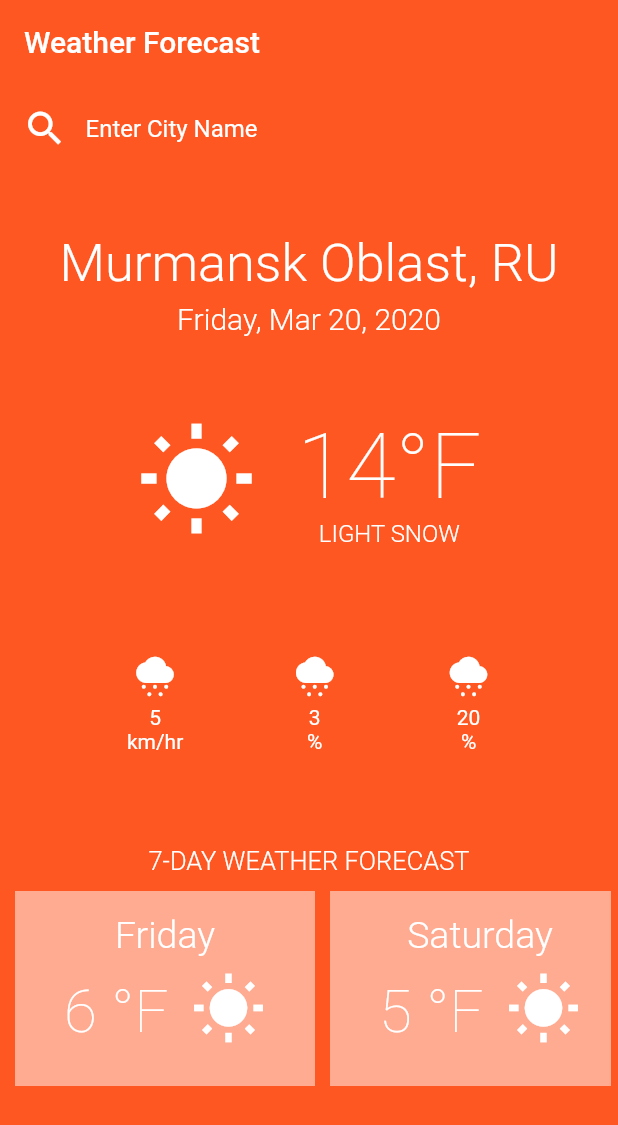
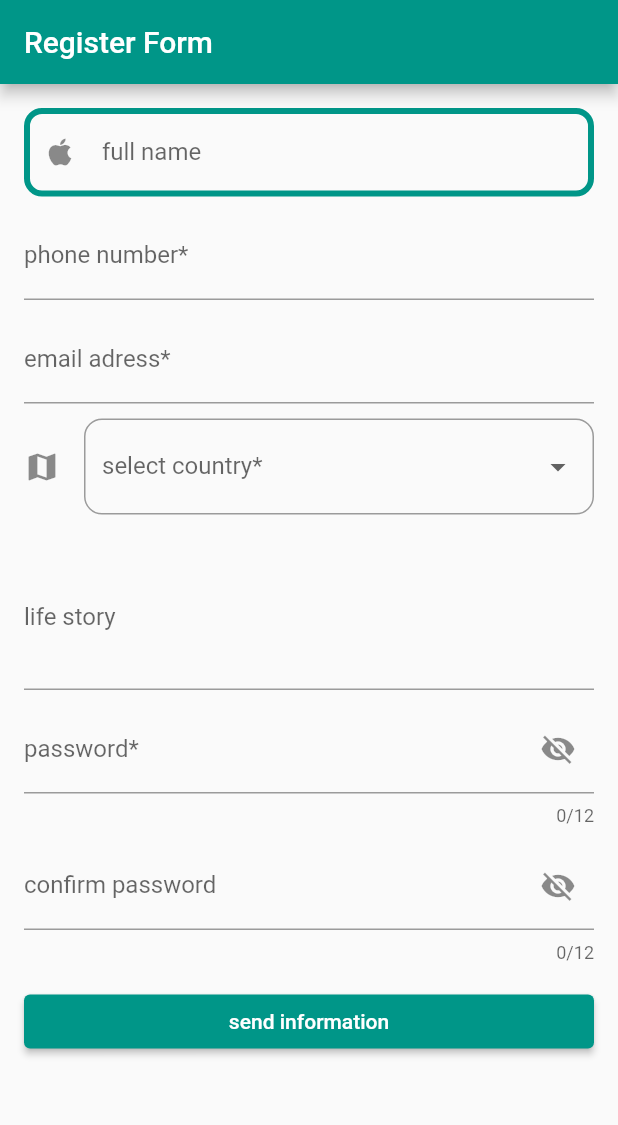
Before and after one commit to Zhorenty/old_articles, a Flutter app: the screen it shows after launch, on a phone screen of 412 x 824 dp. Shown: the top 1125 px of the screen. Run offline on Flutter 3.47's test engine with Material 2 defaults, Android fonts, the light colour scheme and no system bars.

Commit message:
register form w/ validators

```diff
--- a/lib/main.dart
+++ b/lib/main.dart
@@ -1,243 +1,25 @@
 import 'package:flutter/material.dart';
-import 'weather_days.dart';
+import 'pages/register_form_page.dart';
 
 void main() {
-  runApp(MainScreen());
+  runApp(const NavigatorApp());
 }
 
-class MainScreen extends StatefulWidget {
-  const MainScreen({super.key});
+class NavigatorApp extends StatefulWidget {
+  const NavigatorApp({super.key});
 
   @override
-  State<MainScreen> createState() => _MainScreenState();
+  State<NavigatorApp> createState() => _NavigatorState();
 }
 
-class _MainScreenState extends State<MainScreen> {
+class _NavigatorState extends State<NavigatorApp> {
   @override
   Widget build(BuildContext context) {
     return MaterialApp(
-        home: Scaffold(
-      backgroundColor: Colors.deepOrange,
-      appBar: AppBar(
-        elevation: 0,
-        backgroundColor: Colors.deepOrange,
-        title: Text('Weather Forecast'),
-      ),
-      body: Column(children: [
-        CitySearch(),
-        SizedBox(height: 40),
-        Place(),
-        SizedBox(height: 40),
-        MainDegrees(),
-        SizedBox(
-          height: 50,
-        ),
-        textDayWidget(),
-        SizedBox(height: 150, child: WeatherList()),
-      ]),
-    ));
+      initialRoute: '/',
+      routes: {
+        '/': (context) => const RegisterFormPage(),
+      },
+    );
   }
 }
-
-Widget CitySearch() {
-  return Row(
-    children: const [
-      SizedBox(
-        width: 15,
-      ),
-      Icon(
-        Icons.search,
-        size: 30,
-        color: Colors.white,
-      ),
-      Expanded(
-          child: TextField(
-        decoration: InputDecoration(
-          hintText: 'Enter City Name',
-          hintStyle: TextStyle(color: Colors.white),
-          enabledBorder: OutlineInputBorder(
-            borderSide: BorderSide(color: Colors.deepOrange, width: 5.0),
-          ),
-          focusedBorder: OutlineInputBorder(
-            borderSide: BorderSide(color: Colors.deepOrange, width: 3.0),
-          ),
-        ),
-        cursorColor: Colors.white,
-      ))
-    ],
-  );
-}
-
-Widget Place() {
-  return Column(
-    mainAxisAlignment: MainAxisAlignment.center,
-    children: const [
-      Text(
-        'Murmansk Oblast, RU',
-        style: TextStyle(
-            color: Colors.white, fontSize: 35, fontWeight: FontWeight.w300),
-      ),
-      SizedBox(height: 5),
-      Text(
-        'Friday, Mar 20, 2020',
-        style: TextStyle(
-            color: Colors.white, fontSize: 20, fontWeight: FontWeight.w300),
-      )
-    ],
-  );
-}
-
-Widget WeatherList() {
-  return Container(
-      height: 120,
-      padding: EdgeInsets.all(0),
-      margin: EdgeInsets.all(5),
-      child: ListView.builder(
-          scrollDirection: Axis.horizontal,
-          itemCount: days.length,
-          itemBuilder: ((context, index) {
-            WeatherProperties weatherDay = days[index];
-            return Container(
-              margin: EdgeInsets.all(5),
-              padding: EdgeInsets.all(15),
-              height: 250,
-              width: 200,
-              color: Colors.deepOrange.shade200,
-              child: Column(
-                children: [
-                  Text(
-                    weatherDay.day,
-                    style: TextStyle(
-                        color: Colors.white,
-                        fontSize: 25,
-                        fontWeight: FontWeight.w300),
-                  ),
-                  SizedBox(
-                    height: 10,
-                  ),
-                  Row(
-                    mainAxisAlignment: MainAxisAlignment.center,
-                    crossAxisAlignment: CrossAxisAlignment.end,
-                    children: [
-                      Text(
-                        "${weatherDay.degree} °F",
-                        style: TextStyle(
-                            color: Colors.white,
-                            fontSize: 40,
-                            fontWeight: FontWeight.w200),
-                      ),
-                      SizedBox(
-                        width: 15,
-                      ),
-                      Icon(
-                        Icons.wb_sunny,
-                        color: Colors.white,
-                        size: 50,
-                      )
-                    ],
-                  )
-                ],
-              ),
-            );
-          })));
-}
-
-Widget MainDegrees() {
-  return Container(
-    margin: EdgeInsets.all(12),
-    child: Column(
-      children: [
-        Row(
-          mainAxisAlignment: MainAxisAlignment.center,
-          children: [
-            Icon(
-              Icons.wb_sunny,
-              size: 80,
-              color: Colors.white,
-            ),
-            SizedBox(
-              width: 27,
-            ),
-            Column(
-              children: [
-                Text(
-                  '14°F',
-                  style: TextStyle(
-                      fontSize: 60,
-                      fontWeight: FontWeight.w200,
-                      color: Colors.white),
-                ),
-                Text(
-                  'LIGHT SNOW',
-                  style: TextStyle(
-                      color: Colors.white,
-                      fontSize: 16,
-                      fontWeight: FontWeight.w300),
-                )
-              ],
-            )
-          ],
-        ),
-        SizedBox(height: 70),
-        Row(
-          mainAxisAlignment: MainAxisAlignment.spaceEvenly,
-          children: [
-            Column(
-              children: [
-                Icon(Icons.cloudy_snowing, color: Colors.white, size: 30),
-                SizedBox(height: 5),
-                Text(
-                  '5',
-                  style: TextStyle(color: Colors.white),
-                ),
-                Text(
-                  'km/hr',
-                  style: TextStyle(color: Colors.white),
-                )
-              ],
-            ),
-            Column(
-              children: [
-                Icon(Icons.cloudy_snowing, color: Colors.white, size: 30),
-                SizedBox(height: 5),
-                Text(
-                  '3',
-                  style: TextStyle(color: Colors.white),
-                ),
-                Text(
-                  '%',
-                  style: TextStyle(color: Colors.white),
-                )
-              ],
-            ),
-            Column(
-              children: [
-                Icon(Icons.cloudy_snowing, color: Colors.white, size: 30),
-                SizedBox(height: 5),
-                Text(
-                  '20',
-                  style: TextStyle(color: Colors.white),
-                ),
-                Text(
-                  '%',
-                  style: TextStyle(color: Colors.white),
-                )
-              ],
-            ),
-          ],
-        )
-      ],
-    ),
-  );
-}
-
-Widget textDayWidget() {
-  return Container(
-    child: Center(
-        child: Text(
-      '7-DAY WEATHER FORECAST',
-      style: TextStyle(
-          color: Colors.white, fontSize: 17, fontWeight: FontWeight.w300),
-    )),
-  );
-}
--- /dev/null
+++ b/lib/pages/register_form_page.dart
@@ -0,0 +1,268 @@
+// ignore_for_file: avoid_print
+import 'package:flutter/material.dart';
+import 'package:flutter/services.dart';
+
+class RegisterFormPage extends StatefulWidget {
+  const RegisterFormPage({super.key});
+
+  @override
+  State<RegisterFormPage> createState() => _RegisterFormPageState();
+}
+
+class _RegisterFormPageState extends State<RegisterFormPage> {
+  bool _hidePass1 = true;
+  bool _hidePass2 = true;
+
+  final _nameController = TextEditingController();
+  final _phoneController = TextEditingController();
+  final _emailController = TextEditingController();
+  final _lifeStoryController = TextEditingController();
+  final _passwordController = TextEditingController();
+  final _confirmPasswordController = TextEditingController();
+
+  final _nameFocus = FocusNode();
+  final _phoneFocus = FocusNode();
+  final _passFocus = FocusNode();
+
+  @override
+  void dispose() {
+    _nameController.dispose();
+    _phoneController.dispose();
+    _emailController.dispose();
+    _lifeStoryController.dispose();
+    _passwordController.dispose();
+    _confirmPasswordController.dispose();
+    _nameFocus.dispose();
+    _phoneFocus.dispose();
+    _passFocus.dispose();
+    super.dispose();
+  }
+
+  void _fieldFocusChange(
+    BuildContext context,
+    FocusNode currentFocus,
+    FocusNode nextFocus,
+  ) {
+    currentFocus.unfocus();
+    FocusScope.of(context).requestFocus(nextFocus);
+  }
+
+  final List<String> _countries = ['Russia', 'Ukraine', 'German', 'France'];
+  String? _selectedCountry;
+
+  final _formKey = GlobalKey<FormState>();
+
+  @override
+  Widget build(BuildContext context) {
+    return Scaffold(
+      appBar: AppBar(
+        title: const Text('Register Form'),
+        backgroundColor: Colors.teal,
+      ),
+      body: Form(
+          key: _formKey,
+          child: ListView(
+            padding: const EdgeInsets.all(16),
+            children: [
+              fullName(),
+              const SizedBox(height: 10),
+              phoneNumber(),
+              const SizedBox(height: 10),
+              emailAdress(),
+              const SizedBox(height: 10),
+              dropDownCountry(),
+              const SizedBox(height: 20),
+              lifeStory(),
+              const SizedBox(height: 10),
+              password(),
+              const SizedBox(height: 10),
+              confirmPassword(),
+              const SizedBox(height: 15),
+              submitButton(),
+            ],
+          )),
+    );
+  }
+
+  Widget fullName() {
+    return TextFormField(
+      validator: _validateName,
+      controller: _nameController,
+      decoration: InputDecoration(
+        hintText: 'введите свое имя',
+        labelText: ' full name',
+        prefixIcon: const Icon(Icons.apple),
+        suffix: const Icon(Icons.delete, color: Colors.red, size: 2),
+        enabledBorder: const OutlineInputBorder(
+          borderRadius: BorderRadius.all(Radius.circular(12)),
+          borderSide: BorderSide(color: Colors.teal, width: 4),
+        ),
+        focusedBorder: OutlineInputBorder(
+            borderRadius: const BorderRadius.all(
+              Radius.circular(12),
+            ),
+            borderSide: BorderSide(color: Colors.teal.shade300, width: 3)),
+      ),
+      inputFormatters: [],
+    );
+  }
+
+  Widget phoneNumber() {
+    return TextFormField(
+      validator: (value) => _validatePhoneNumber(value!)
+          ? null
+          : 'Phone number must be entered as (###)###-####',
+      controller: _phoneController,
+      inputFormatters: [
+        FilteringTextInputFormatter(RegExp(r'^[()\d -]{1,15}$'), allow: true),
+      ],
+      keyboardType: TextInputType.phone,
+      decoration: const InputDecoration(labelText: 'phone number*'),
+    );
+  }
+
+  Widget emailAdress() {
+    return TextFormField(
+      validator: _validateEmail,
+      controller: _emailController,
+      decoration: const InputDecoration(labelText: 'email adress*'),
+    );
+  }
+
+  Widget dropDownCountry() {
+    return DropdownButtonFormField(
+      decoration: const InputDecoration(
+          icon: Icon(Icons.map),
+          labelText: 'select country*',
+          border: OutlineInputBorder(
+              borderRadius: BorderRadius.all(Radius.circular(12)))),
+      items: _countries.map((country) {
+        return DropdownMenuItem(
+          value: country,
+          child: Text(country),
+        );
+      }).toList(),
+      onChanged: (country) {
+        print(country);
+        setState(() {
+          _selectedCountry = country;
+        });
+      },
+      value: _selectedCountry,
+      validator: ((value) {
+        return value == null ? 'Please select country' : null;
+      }),
+    );
+  }
+
+  Widget lifeStory() {
+    return TextFormField(
+      controller: _lifeStoryController,
+      decoration: const InputDecoration(labelText: 'life story'),
+      maxLines: 3,
+      inputFormatters: [
+        LengthLimitingTextInputFormatter(100),
+      ],
+    );
+  }
+
+  Widget password() {
+    return TextFormField(
+      validator: _validatePass,
+      controller: _passwordController,
+      maxLength: 12,
+      decoration: InputDecoration(
+          labelText: 'password*',
+          suffixIcon: IconButton(
+              onPressed: () {
+                setState(() {
+                  _hidePass1 = !_hidePass1;
+                });
+              },
+              icon: _hidePass1
+                  ? const Icon(Icons.visibility_off)
+                  : const Icon(Icons.visibility))),
+      obscureText: _hidePass1,
+    );
+  }
+
+  Widget confirmPassword() {
+    return TextFormField(
+      controller: _confirmPasswordController,
+      maxLength: 12,
+      decoration: InputDecoration(
+          labelText: 'confirm password',
+          suffixIcon: IconButton(
+              onPressed: () {
+                setState(() {
+                  _hidePass2 = !_hidePass2;
+                });
+              },
+              icon: _hidePass2
+                  ? const Icon(Icons.visibility_off)
+                  : const Icon(Icons.visibility))),
+      obscureText: _hidePass2,
+      validator: _validatePass,
+    );
+  }
+
+  Widget submitButton() {
+    return ElevatedButton(
+      onPressed: _submitForm,
+      style: ElevatedButton.styleFrom(backgroundColor: Colors.teal),
+      child: const Text('send information'),
+    );
+  }
+
+  void _submitForm() {
+    if (_formKey.currentState!.validate()) {
+      _formKey.currentState!.save();
+      print('form is valid');
+      print('name: ${_nameController.text}');
+      print('phone: ${_phoneController.text}');
+      print('email: ${_emailController.text}');
+      print('lifeStory: ${_lifeStoryController.text}');
+      print('country: $_selectedCountry');
+    } else {
+      print('Ошибка');
+    }
+  }
+
+  String? _validateName(String? value) {
+    final nameExp = RegExp(r'^[A-Z a-z]+$');
+    if (value!.isEmpty) {
+      return 'это обязательное поле';
+    } else if (!nameExp.hasMatch(value)) {
+      return 'Пишите буквы але';
+    } else {
+      return null;
+    }
+  }
+
+  bool _validatePhoneNumber(String input) {
+    final phoneExp = RegExp(r'^\(\d\d\d\)\d\d\d\-\d\d\d\d$');
+    return phoneExp.hasMatch(input);
+  }
+
+  String? _validateEmail(String? value) {
+    if (value!.isEmpty) {
+      return 'обязательное поле';
+    } else if (!_emailController.text.contains('@')) {
+      return 'а где собака?';
+    } else {
+      return null;
+    }
+  }
+
+  String? _validatePass(value) {
+    if (_passwordController.text.length < 8) {
+      return 'длина пароля должна быть не меньше 8';
+    } else if (value == null) {
+      return "обязательное поле";
+    } else if (_passwordController.text != _confirmPasswordController.text) {
+      return 'пароли не совпадают';
+    } else {
+      return null;
+    }
+  }
+}
--- a/lib/weather_days.dart
+++ /dev/null
@@ -1,23 +0,0 @@
-class WeatherProperties {
-  String day;
-  String degree;
-  WeatherProperties({required this.day, required this.degree});
-  // factory WeatherProperties.fromJson(Map<String, dynamic> json) =>
-  //     WeatherProperties(
-  //       day: json["day"],
-  //       degree: json["degree"],
-  //     );
-
-  // Map<String, dynamic> toJson() => {
-  //       "day": day,
-  //       "degree": degree,
-  //     };
-}
-
-final days = [
-  WeatherProperties(day: 'Friday', degree: '6'),
-  WeatherProperties(day: 'Saturday', degree: '5'),
-  WeatherProperties(day: 'Sunday', degree: '22'),
-  WeatherProperties(day: 'Monday', degree: '24'),
-  WeatherProperties(day: 'Tuesday', degree: '28'),
-];
--- a/pubspec.yaml
+++ b/pubspec.yaml
@@ -36,6 +36,7 @@ dependencies:
   # The following adds the Cupertino Icons font to your application.
   # Use with the CupertinoIcons class for iOS style icons.
   cupertino_icons: ^1.0.2
+
 
 dev_dependencies:
   flutter_test:
```
